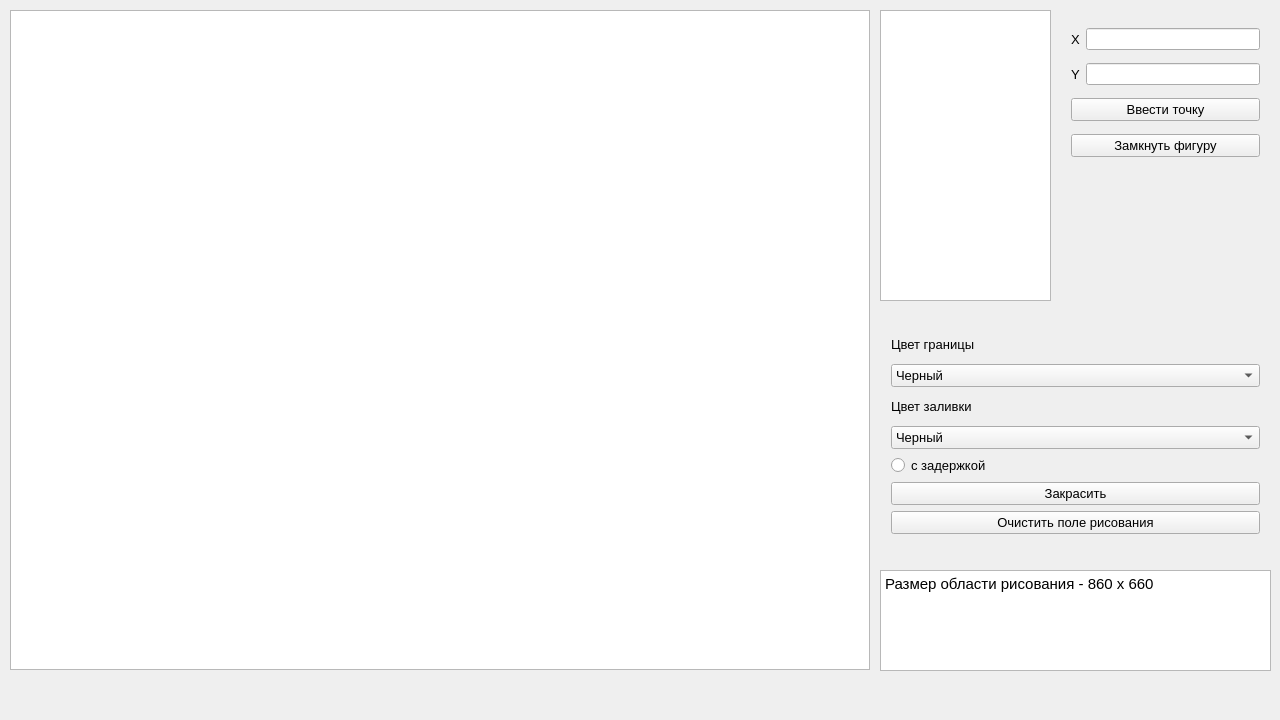
Qt form ksupol/lab_05/lab_05/mainwindow.ui (SGCube/IU7-Computer-Graphics) before a commit.
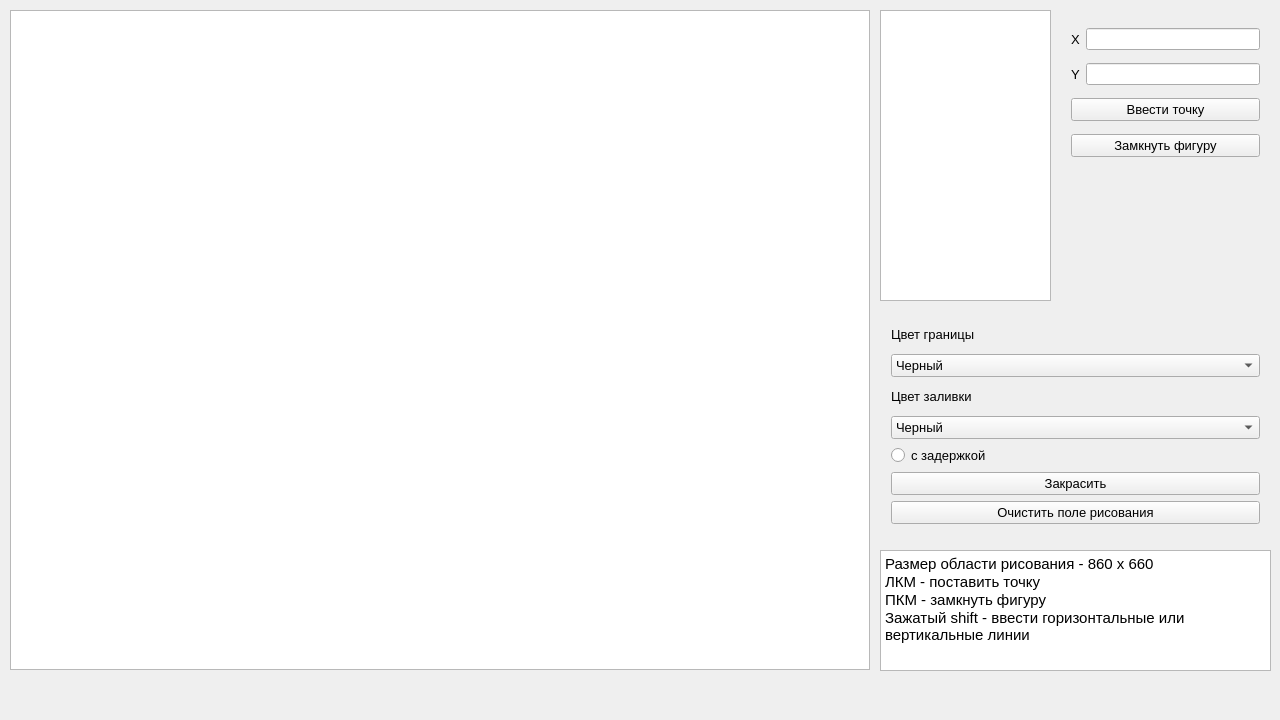
The same form after that commit.

```diff
--- a/ksupol/lab_05/lab_05/mainwindow.ui
+++ b/ksupol/lab_05/lab_05/mainwindow.ui
@@ -112,7 +112,7 @@
     <property name="geometry">
      <rect>
       <x>880</x>
-      <y>320</y>
+      <y>310</y>
       <width>391</width>
       <height>225</height>
      </rect>
@@ -282,9 +282,9 @@
     <property name="geometry">
      <rect>
       <x>880</x>
-      <y>570</y>
+      <y>550</y>
       <width>391</width>
-      <height>101</height>
+      <height>121</height>
      </rect>
     </property>
     <property name="html">
@@ -292,7 +292,10 @@
 &lt;html&gt;&lt;head&gt;&lt;meta name=&quot;qrichtext&quot; content=&quot;1&quot; /&gt;&lt;style type=&quot;text/css&quot;&gt;
 p, li { white-space: pre-wrap; }
 &lt;/style&gt;&lt;/head&gt;&lt;body style=&quot; font-family:'MS Shell Dlg 2'; font-size:7.8pt; font-weight:400; font-style:normal;&quot;&gt;
-&lt;p style=&quot; margin-top:0px; margin-bottom:0px; margin-left:0px; margin-right:0px; -qt-block-indent:0; text-indent:0px;&quot;&gt;&lt;span style=&quot; font-size:11pt;&quot;&gt;Размер области рисования - 860 x 660&lt;/span&gt;&lt;/p&gt;&lt;/body&gt;&lt;/html&gt;</string>
+&lt;p style=&quot; margin-top:0px; margin-bottom:0px; margin-left:0px; margin-right:0px; -qt-block-indent:0; text-indent:0px;&quot;&gt;&lt;span style=&quot; font-size:11pt;&quot;&gt;Размер области рисования - 860 x 660&lt;/span&gt;&lt;/p&gt;
+&lt;p style=&quot; margin-top:0px; margin-bottom:0px; margin-left:0px; margin-right:0px; -qt-block-indent:0; text-indent:0px;&quot;&gt;&lt;span style=&quot; font-size:11pt;&quot;&gt;ЛКМ - поставить точку&lt;/span&gt;&lt;/p&gt;
+&lt;p style=&quot; margin-top:0px; margin-bottom:0px; margin-left:0px; margin-right:0px; -qt-block-indent:0; text-indent:0px;&quot;&gt;&lt;span style=&quot; font-size:11pt;&quot;&gt;ПКМ - замкнуть фигуру&lt;/span&gt;&lt;/p&gt;
+&lt;p style=&quot; margin-top:0px; margin-bottom:0px; margin-left:0px; margin-right:0px; -qt-block-indent:0; text-indent:0px;&quot;&gt;&lt;span style=&quot; font-size:11pt;&quot;&gt;Зажатый shift - ввести горизонтальные или вертикальные линии&lt;/span&gt;&lt;/p&gt;&lt;/body&gt;&lt;/html&gt;</string>
     </property>
    </widget>
   </widget>
```
